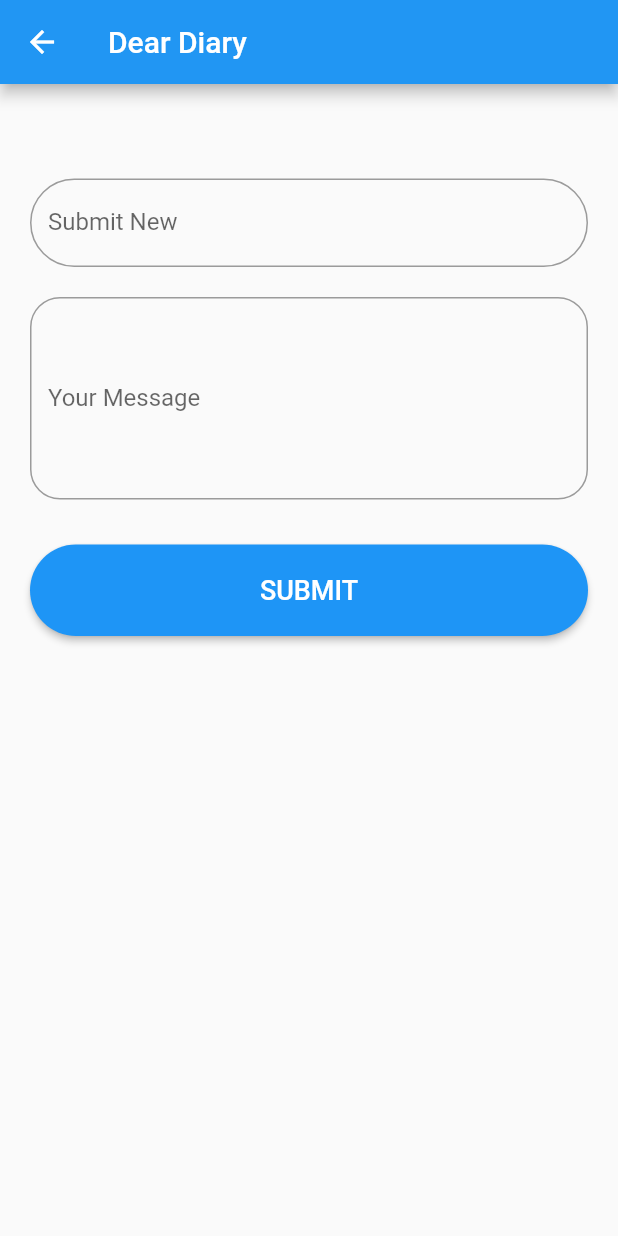
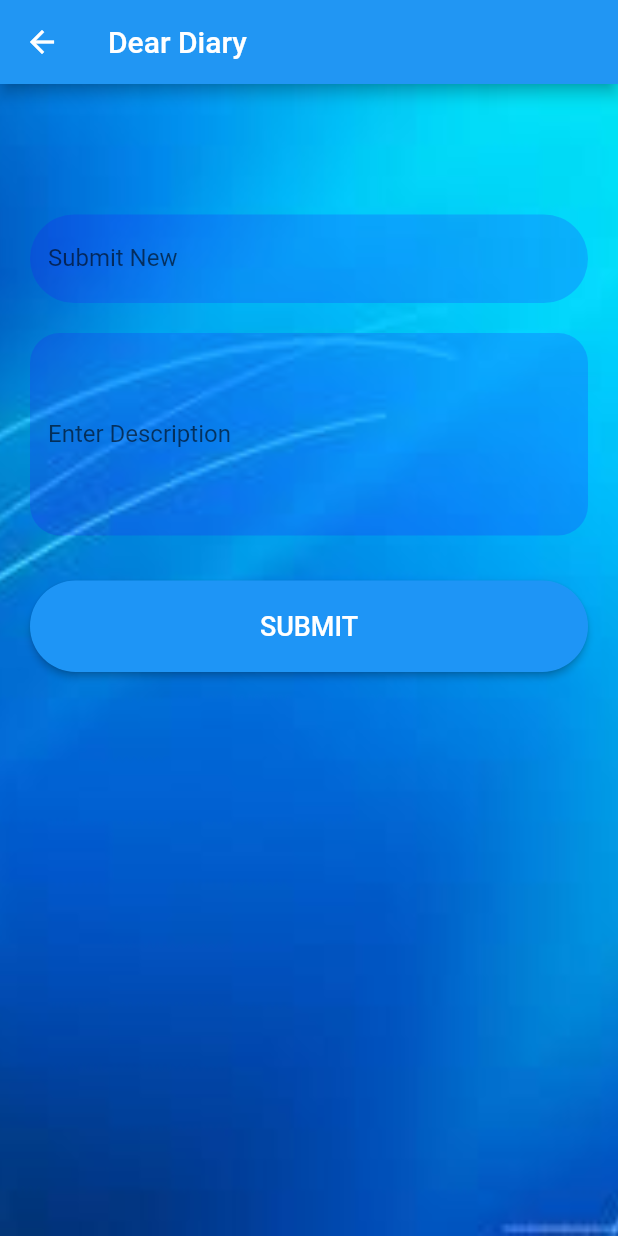
Before and after one commit to fcodelabs/training-app, a Flutter app: the DiaryHomePage screen opened directly with empty values, on a phone screen of 412 x 824 dp. Run offline on Flutter 3.47's test engine with Material 2 defaults, Android fonts, the phone set to English and light mode, and no system bars.

Commit message:
Styles Added

```diff
--- a/lib/ui/diary_home_page/diary_home_page.dart
+++ b/lib/ui/diary_home_page/diary_home_page.dart
@@ -12,35 +12,46 @@ class DiaryHomePage extends StatelessWidget {
         title: const Text('Dear Diary'),
       ),
       body: Container(
+        decoration: const BoxDecoration(
+          image: DecorationImage(
+            image: AssetImage('assets/images/background.jpg'),
+            fit: BoxFit.cover,
+          ),
+        ),
         padding: const EdgeInsets.all(20),
         child: Column(
           children: [
             Text(
               name,
               style: const TextStyle(
-                fontSize: 20,
+                fontSize: 40,
                 fontWeight: FontWeight.bold,
+                color: Color.fromARGB(255, 255, 255, 255),
               ),
             ),
             const SizedBox(height: 20),
             const TextField(
               decoration: InputDecoration(
                 labelText: 'Submit New',
-                border: OutlineInputBorder(
+                filled: true,
+                fillColor: Color.fromARGB(47, 43, 0, 255),
+                enabledBorder: OutlineInputBorder(
+                  borderSide: BorderSide.none,
                   borderRadius: BorderRadius.all(Radius.circular(40)),
                 ),
               ),
-              // controller: nicknameController,
-              // onChanged: (value) => bindChangeEvent(),
             ),
             const SizedBox(height: 20),
             const TextField(
-              maxLines: 5, // Set the maximum number of lines
+              maxLines: 5,
               decoration: InputDecoration(
-                labelText: 'Your Message',
-                border: OutlineInputBorder(
+                labelText: 'Enter Description',
+                enabledBorder: OutlineInputBorder(
+                  borderSide: BorderSide.none,
                   borderRadius: BorderRadius.all(Radius.circular(20)),
                 ),
+                filled: true,
+                fillColor: Color.fromARGB(47, 43, 0, 255),
               ),
             ),
             Container(
```
